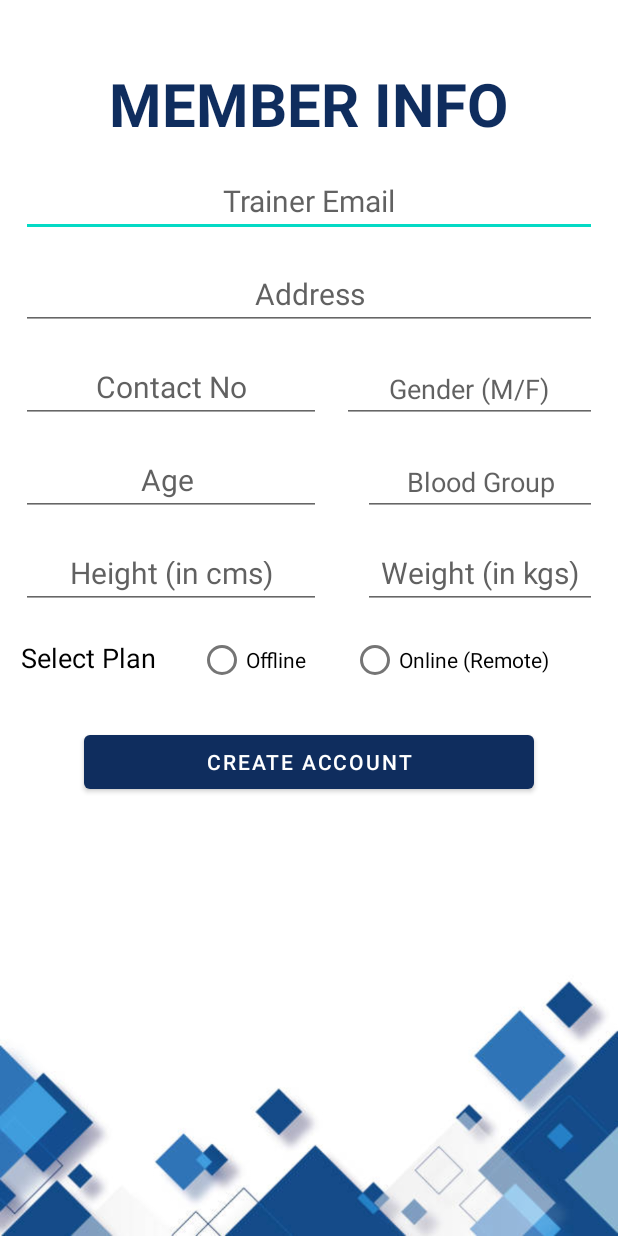
After one commit to KshitijSangar217/Gym-Buddy, an Android app: the MemberInfo screen opened directly, with no data from a screen before it, on a phone screen of 412 x 824 dp. The commit adds this screen. Run offline under Robolectric (Android 15) with nearby library versions, the phone set to English and light mode, and no system bars; our stand-ins replace Firebase (no records; nobody signed in at launch, a user with empty details on screens opened directly).

Commit message:
Added Member Registration Option

```diff
--- a/app/build.gradle
+++ b/app/build.gradle
@@ -36,6 +36,7 @@ dependencies {
     implementation 'androidx.constraintlayout:constraintlayout:2.0.4'
     implementation 'com.google.firebase:firebase-auth:19.2.0'
     implementation 'com.google.firebase:firebase-database:19.7.0'
+    implementation 'com.google.android.material:material:1.0.0'
     testImplementation 'junit:junit:4.+'
     androidTestImplementation 'androidx.test.ext:junit:1.1.2'
     androidTestImplementation 'androidx.test.espresso:espresso-core:3.3.0'
--- /dev/null
+++ b/app/src/main/java/com/example/pbl_android/MemberInfo.java
@@ -0,0 +1,156 @@
+package com.example.pbl_android;
+
+import androidx.annotation.NonNull;
+import androidx.appcompat.app.AppCompatActivity;
+
+import android.content.Intent;
+import android.os.Bundle;
+import android.text.TextUtils;
+import android.view.View;
+import android.widget.Button;
+import android.widget.EditText;
+import android.widget.RadioButton;
+import android.widget.RadioGroup;
+import android.widget.TextView;
+import android.widget.Toast;
+
+import com.google.android.gms.tasks.OnCompleteListener;
+import com.google.android.gms.tasks.Task;
+import com.google.firebase.auth.AuthResult;
+import com.google.firebase.auth.FirebaseAuth;
+import com.google.firebase.database.FirebaseDatabase;
+
+public class MemberInfo extends AppCompatActivity {
+
+    EditText traineremail, maddress, mcontactno, mgender, mage, mbloodgrp, mheight, mweight;
+    TextView temptxt;
+    RadioGroup plangrp;
+    RadioButton onlinebtn, offlinebtn;
+    Button creatememacc;
+    FirebaseAuth fAuth;
+
+    @Override
+    protected void onCreate(Bundle savedInstanceState) {
+        super.onCreate(savedInstanceState);
+        setContentView(R.layout.activity_member_info);
+
+        traineremail = findViewById(R.id.traineremail);
+        maddress = findViewById(R.id.addrans);
+        mcontactno = findViewById(R.id.contactans);
+        mgender = findViewById(R.id.genderans);
+        mage = findViewById(R.id.ageans);
+        mbloodgrp = findViewById(R.id.bloodgrpans);
+        mheight = findViewById(R.id.heightans);
+        mweight = findViewById(R.id.weightans);
+        plangrp = findViewById(R.id.rdbtngrp);
+        onlinebtn = findViewById(R.id.rdbtnonline);
+        offlinebtn = findViewById(R.id.rdbtnoffline);
+        creatememacc = findViewById(R.id.creatememaccbtn);
+        temptxt = findViewById(R.id.temptxt);
+        fAuth = FirebaseAuth.getInstance();
+
+        creatememacc.setOnClickListener(new View.OnClickListener() {
+            @Override
+            public void onClick(View v) {
+                Intent currintent = getIntent();
+                String mememail = currintent.getExtras().get("Username").toString();
+                String mempassword = currintent.getExtras().get("Password").toString();
+                String memname = currintent.getExtras().get("Name").toString();
+                String tremail = traineremail.getText().toString();
+                String memaddress = maddress.getText().toString();
+                String memcontactno = mcontactno.getText().toString();
+                String memgender =mgender.getText().toString();
+                String memage = mage.getText().toString();
+                String membloodgrp = mbloodgrp.getText().toString();
+                String memheight = mheight.getText().toString();
+                String memweight = mweight.getText().toString();
+                String memplan;
+                /*String result = "Usernm : " + mememail + "\n";
+                result = result +  "Password : " + mempassword + "\n";
+                result = result +  "Name : " + memname + "\n";*/
+
+                int selectid = plangrp.getCheckedRadioButtonId();
+                if(selectid == onlinebtn.getId()) {
+                    memplan = onlinebtn.getText().toString();
+                }
+                else {
+                    memplan = offlinebtn.getText().toString();
+                }
+
+                //result = result +  "Plan : " + memplan + "\n";
+
+
+                if(TextUtils.isEmpty(tremail)) {
+                    traineremail.setError("Trainer Email is Required !");
+                    return;
+                }
+                //result = result +  "Trainer Mail : " + memname + "\n";
+
+                if(TextUtils.isEmpty(memaddress)) {
+                    maddress.setError("Address is Required !");
+                    return ;
+                }
+
+                if(TextUtils.isEmpty(memcontactno)) {
+                    maddress.setError("Contact Number is Required !");
+                    return ;
+                }
+
+                if(TextUtils.isEmpty(memgender)) {
+                    mgender.setError("Gender is Required !");
+                    return ;
+                }
+
+                if(TextUtils.isEmpty(memage)) {
+                    mage.setError("Age is Required !");
+                    return;
+                }
+
+                if(TextUtils.isEmpty(membloodgrp)) {
+                    mbloodgrp.setError("Blood Group is Required !");
+                    return ;
+                }
+
+                if(TextUtils.isEmpty(memheight)) {
+                    mheight.setError("Height is Required !");
+                    return ;
+                }
+
+                if(TextUtils.isEmpty(memweight)) {
+                    mweight.setError("Weight is Required !");
+                    return;
+                }
+
+                if(memplan.length()==0) {
+                    Toast.makeText(MemberInfo.this, "Please Select Plan", Toast.LENGTH_LONG).show();
+                    return;
+                }
+
+                fAuth.createUserWithEmailAndPassword(mememail, mempassword).addOnCompleteListener(new OnCompleteListener<AuthResult>() {
+                    @Override
+                    public void onComplete(@NonNull Task<AuthResult> task) {
+                        if (task.isSuccessful())
+                        {
+                            MemberDB mem = new MemberDB(mememail, mempassword, memname, tremail, memaddress, memplan, memgender, membloodgrp, Integer.parseInt(memage), Integer.parseInt(memheight), Integer.parseInt(memweight));
+                            FirebaseDatabase.getInstance().getReference("Members")
+                                    .child(FirebaseAuth.getInstance().getCurrentUser().getUid())
+                                    .setValue(mem).addOnCompleteListener(new OnCompleteListener<Void>() {
+                                @Override
+                                public void onComplete(@NonNull Task<Void> task) {
+                                    if(task.isSuccessful()) {
+                                        Toast.makeText(MemberInfo.this, "Registration Successful !", Toast.LENGTH_LONG).show();
+                                        Intent i = new Intent(MemberInfo.this, MemberMainPage.class);
+                                        startActivity(i);
+                                        finish();
+                                    } else {
+                                        Toast.makeText(MemberInfo.this, "Registration Failed ! Please try again !", Toast.LENGTH_LONG).show();
+                                    }
+                                }
+                            });
+                        }
+                    }
+                });
+            }
+        });
+    }
+}
--- /dev/null
+++ b/app/src/main/res/layout/activity_member_info.xml
@@ -0,0 +1,248 @@
+<?xml version="1.0" encoding="utf-8"?>
+<RelativeLayout xmlns:android="http://schemas.android.com/apk/res/android"
+    xmlns:app="http://schemas.android.com/apk/res-auto"
+    xmlns:tools="http://schemas.android.com/tools"
+    android:layout_width="match_parent"
+    android:layout_height="match_parent"
+    tools:context=".MemberInfo">
+
+    <ImageView
+        android:layout_width="match_parent"
+        android:layout_height="match_parent"
+        android:background="@color/white"
+        android:scaleType="fitXY"
+        >
+    </ImageView>
+
+    <ImageView
+        android:layout_width="match_parent"
+        android:layout_height="match_parent"
+        android:scaleType="fitEnd"
+        android:src="@drawable/whitebg1"></ImageView>
+
+    <TextView
+        android:layout_width="wrap_content"
+        android:layout_height="wrap_content"
+        android:layout_marginTop="42dp"
+        android:text="MEMBER INFO"
+        android:textSize="40sp"
+        android:textStyle="bold"
+        android:layout_centerHorizontal="true"
+        android:textColor="#0f2d5e"
+        android:layout_below="@+id/tagline"
+        android:id="@+id/memberinfo"
+        >
+    </TextView>
+
+    <EditText
+        android:layout_width="match_parent"
+        android:layout_height="42dp"
+        android:textColor="@color/black"
+        android:hint="Trainer Email"
+        android:textColorHint="#CB393838"
+        android:textSize="20sp"
+        android:layout_marginRight="14dp"
+        android:layout_marginLeft="14dp"
+        android:layout_gravity="center_vertical"
+        android:layout_marginTop="20dp"
+        android:gravity="center"
+        android:layout_below="@+id/memberinfo"
+        android:id="@+id/traineremail"
+        >
+    </EditText>
+
+
+
+    <EditText
+        android:layout_width="match_parent"
+        android:layout_height="42dp"
+        android:textColor="@color/black"
+        android:hint="Address"
+        android:textColorHint="#CB393838"
+        android:textSize="20sp"
+        android:layout_marginRight="14dp"
+        android:layout_marginLeft="14dp"
+        android:layout_gravity="center_vertical"
+        android:layout_marginTop="20dp"
+        android:gravity="center"
+        android:layout_below="@+id/traineremail"
+        android:id="@+id/addrans"
+        >
+    </EditText>
+
+    <EditText
+        android:layout_width="200dp"
+        android:layout_height="42dp"
+        android:textColor="@color/black"
+        android:hint="Contact No"
+        android:textColorHint="#CB393838"
+        android:textSize="20sp"
+        android:layout_marginRight="14dp"
+        android:layout_marginLeft="14dp"
+        android:layout_gravity="center_vertical"
+        android:layout_marginTop="20dp"
+        android:gravity="center"
+        android:layout_below="@+id/addrans"
+        android:id="@+id/contactans"
+        >
+    </EditText>
+
+    <EditText
+        android:layout_width="200dp"
+        android:layout_height="42dp"
+        android:textColor="@color/black"
+        android:hint="Gender (M/F)"
+        android:textColorHint="#CB393838"
+        android:textSize="18sp"
+        android:layout_marginRight="14dp"
+        android:layout_gravity="center_vertical"
+        android:gravity="center"
+        android:layout_marginTop="20dp"
+        android:layout_toRightOf="@id/contactans"
+        android:layout_below="@id/addrans"
+        android:id="@+id/genderans"
+        >
+    </EditText>
+
+    <EditText
+        android:layout_width="200dp"
+        android:layout_height="42dp"
+        android:textColor="@color/black"
+        android:hint="Age "
+        android:textColorHint="#CB393838"
+        android:textSize="20sp"
+        android:layout_marginRight="14dp"
+        android:layout_marginLeft="14dp"
+        android:layout_gravity="center_vertical"
+        android:layout_marginTop="20dp"
+        android:gravity="center"
+        android:layout_below="@+id/contactans"
+        android:id="@+id/ageans"
+        >
+    </EditText>
+
+    <EditText
+        android:layout_width="200dp"
+        android:layout_height="42dp"
+        android:textColor="@color/black"
+        android:hint="Blood Group"
+        android:textColorHint="#CB393838"
+        android:textSize="18sp"
+        android:layout_marginRight="14dp"
+        android:layout_marginLeft="14dp"
+        android:layout_gravity="center_vertical"
+        android:layout_marginTop="20dp"
+        android:gravity="center"
+        android:layout_toRightOf="@+id/ageans"
+        android:layout_below="@+id/contactans"
+        android:id="@+id/bloodgrpans"
+        >
+    </EditText>
+
+    <EditText
+        android:layout_width="200dp"
+        android:layout_height="42dp"
+        android:textColor="@color/black"
+        android:hint="Height (in cms)"
+        android:textColorHint="#CB393838"
+        android:textSize="20sp"
+        android:layout_marginRight="14dp"
+        android:layout_marginLeft="14dp"
+        android:layout_gravity="center_vertical"
+        android:layout_marginTop="20dp"
+        android:gravity="center"
+        android:layout_below="@+id/ageans"
+        android:id="@+id/heightans"
+        >
+    </EditText>
+
+    <EditText
+        android:layout_width="200dp"
+        android:layout_height="42dp"
+        android:textColor="@color/black"
+        android:hint="Weight (in kgs)"
+        android:textColorHint="#CB393838"
+        android:textSize="20sp"
+        android:layout_marginRight="14dp"
+        android:layout_marginLeft="14dp"
+        android:layout_gravity="center_vertical"
+        android:layout_marginTop="20dp"
+        android:gravity="center"
+        android:layout_toRightOf="@+id/heightans"
+        android:layout_below="@+id/ageans"
+        android:id="@+id/weightans"
+        >
+    </EditText>
+
+    <TextView
+        android:layout_width="wrap_content"
+        android:layout_height="wrap_content"
+        android:text="Select Plan"
+        android:textColor="@color/black"
+        android:textSize= "18sp"
+        android:layout_marginRight="14dp"
+        android:layout_marginLeft="14dp"
+        android:layout_gravity="center_vertical"
+        android:gravity="center"
+        android:layout_marginTop="20dp"
+        android:layout_below="@+id/weightans"
+        android:id="@+id/selectPlantxt"
+        >
+    </TextView>
+
+    <RadioGroup
+        android:layout_width="wrap_content"
+        android:layout_height="wrap_content"
+        android:id="@+id/rdbtngrp"
+        android:layout_below="@+id/weightans"
+        android:layout_marginRight="14dp"
+        android:layout_toRightOf="@+id/selectPlantxt"
+        android:layout_marginLeft="14dp"
+        android:layout_marginTop="10dp"
+        android:orientation="horizontal">
+        <RadioButton
+            android:layout_width="wrap_content"
+            android:layout_height="wrap_content"
+            android:text="Offline"
+            android:layout_marginRight="30dp"
+            android:textColor="@color/black"
+            android:id="@+id/rdbtnoffline"
+            >
+        </RadioButton>
+
+        <RadioButton
+            android:layout_width="wrap_content"
+            android:layout_height="wrap_content"
+            android:textColor="@color/black"
+            android:text="Online (Remote)"
+            android:id="@+id/rdbtnonline"
+            >
+        </RadioButton>
+
+    </RadioGroup>
+
+
+
+    <Button
+        android:layout_width="300dp"
+        android:layout_height="wrap_content"
+        android:layout_marginTop="20dp"
+        android:layout_below="@id/rdbtngrp"
+        android:layout_centerInParent="true"
+        android:text="CREATE ACCOUNT"
+        android:textColor="@color/white"
+        app:backgroundTint="#0f2d5e"
+        android:id="@+id/creatememaccbtn"
+        >
+    </Button>
+
+    <TextView
+        android:layout_width="wrap_content"
+        android:layout_height="wrap_content"
+        android:layout_below="@id/creatememaccbtn"
+        android:textColor="@color/black"
+        android:id="@+id/temptxt"
+        >
+    </TextView>
+
+</RelativeLayout>
```
Also changed, not shown: app/src/main/AndroidManifest.xml (+5 -3 lines), app/src/main/java/com/example/pbl_android/MemberDB.java (added, +23 -0 lines), app/src/main/java/com/example/pbl_android/MemberSignUp.java (+59 -0 lines), app/src/main/res/layout/activity_member_sign_up.xml (+20 -163 lines).
